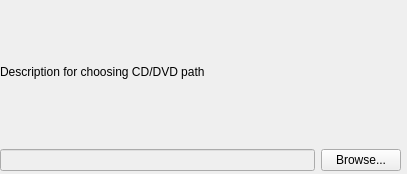
Qt form playground/gsoc/PaW/src/gui/widgetOptCD.ui (pars-linux/uludag) before a commit.
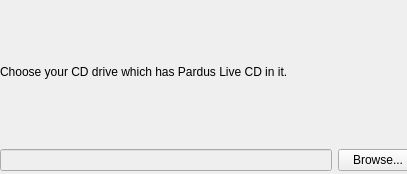
The same form after that commit.

Commit message: live cd gui modifications. note:pyuic4 on win.

Diff of the .ui file:
```diff
--- a/playground/gsoc/PaW/src/gui/widgetOptCD.ui
+++ b/playground/gsoc/PaW/src/gui/widgetOptCD.ui
@@ -18,7 +18,7 @@
     <rect>
      <x>0</x>
      <y>0</y>
-     <width>401</width>
+     <width>418</width>
      <height>171</height>
     </rect>
    </property>
@@ -26,7 +26,7 @@
     <item>
      <widget class="QLabel" name="lblDescription">
       <property name="text">
-       <string>Description for choosing CD/DVD path</string>
+       <string>Choose your CD drive which has Pardus Live CD in it.</string>
       </property>
      </widget>
     </item>
```
The commit also changes 3 other files.
